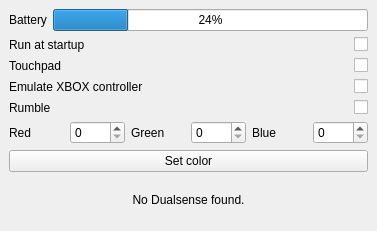
Qt form design.ui (Odizinne/makeSense) before a commit.
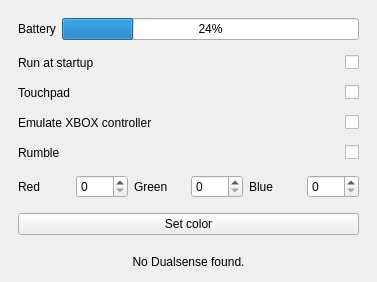
The same form after that commit.

What changed in the file:
```diff
--- a/design.ui
+++ b/design.ui
@@ -7,7 +7,7 @@
     <x>0</x>
     <y>0</y>
     <width>377</width>
-    <height>231</height>
+    <height>282</height>
    </rect>
   </property>
   <property name="windowTitle">
@@ -15,7 +15,30 @@
   </property>
   <widget class="QWidget" name="centralwidget">
    <layout class="QGridLayout" name="gridLayout">
-    <item row="3" column="1">
+    <item row="10" column="0">
+     <widget class="QLabel" name="notFoundLabel">
+      <property name="text">
+       <string>No Dualsense found.</string>
+      </property>
+      <property name="alignment">
+       <set>Qt::AlignmentFlag::AlignCenter</set>
+      </property>
+     </widget>
+    </item>
+    <item row="3" column="0">
+     <widget class="QFrame" name="horizontalFrame_3">
+      <layout class="QHBoxLayout" name="emulateXboxFrame">
+       <property name="bottomMargin">
+        <number>0</number>
+       </property>
+       <item>
+        <widget class="QLabel" name="emulateXboxLabel">
+         <property name="text">
+          <string>Emulate XBOX controller</string>
+         </property>
+        </widget>
+       </item>
+       <item>
      <widget class="QCheckBox" name="emulateXboxBox">
       <property name="layoutDirection">
        <enum>Qt::LayoutDirection::RightToLeft</enum>
@@ -25,8 +48,15 @@
       </property>
      </widget>
     </item>
-    <item row="0" column="0" colspan="2">
-     <layout class="QGridLayout" name="gridLayout_2">
+      </layout>
+     </widget>
+    </item>
+    <item row="0" column="0">
+     <widget class="QFrame" name="batteryFrame_2">
+      <layout class="QGridLayout" name="batteryFrame">
+       <property name="bottomMargin">
+        <number>0</number>
+       </property>
       <item row="0" column="1">
        <widget class="QLabel" name="batteryLabel">
         <property name="text">
@@ -42,39 +72,14 @@
        </widget>
       </item>
      </layout>
-    </item>
-    <item row="7" column="0" colspan="2">
-     <widget class="QLabel" name="notFoundLabel">
-      <property name="text">
-       <string>No Dualsense found.</string>
-      </property>
-      <property name="alignment">
-       <set>Qt::AlignmentFlag::AlignCenter</set>
-      </property>
      </widget>
     </item>
-    <item row="2" column="1">
-     <widget class="QCheckBox" name="touchpadBox">
-      <property name="layoutDirection">
-       <enum>Qt::LayoutDirection::RightToLeft</enum>
-      </property>
-      <property name="text">
-       <string/>
-      </property>
-     </widget>
-    </item>
-    <item row="1" column="1">
-     <widget class="QCheckBox" name="startupBox">
-      <property name="layoutDirection">
-       <enum>Qt::LayoutDirection::RightToLeft</enum>
-      </property>
-      <property name="text">
-       <string/>
-      </property>
-     </widget>
-    </item>
-    <item row="5" column="0" colspan="2">
-     <layout class="QGridLayout" name="gridLayout_3">
+    <item row="7" column="0">
+     <widget class="QFrame" name="rgbFrame_2">
+      <layout class="QGridLayout" name="rgbFrame">
+       <property name="bottomMargin">
+        <number>0</number>
+       </property>
       <item row="0" column="3">
        <widget class="QSpinBox" name="g">
         <property name="maximum">
@@ -118,43 +123,35 @@
        </widget>
       </item>
      </layout>
+     </widget>
     </item>
-    <item row="6" column="0" colspan="2">
+    <item row="8" column="0">
+     <widget class="QFrame" name="gridFrame">
+      <layout class="QGridLayout" name="applyFrame">
+       <item row="0" column="0">
      <widget class="QPushButton" name="applyButton">
       <property name="text">
        <string>Set color</string>
       </property>
      </widget>
     </item>
-    <item row="1" column="0">
-     <widget class="QLabel" name="startupLabel">
-      <property name="text">
-       <string>Run at startup</string>
-      </property>
-     </widget>
-    </item>
-    <item row="2" column="0">
-     <widget class="QLabel" name="touchpadLabel">
-      <property name="text">
-       <string>Touchpad</string>
-      </property>
-     </widget>
-    </item>
-    <item row="3" column="0">
-     <widget class="QLabel" name="emulateXboxLabel">
-      <property name="text">
-       <string>Emulate XBOX controller</string>
-      </property>
+      </layout>
      </widget>
     </item>
     <item row="4" column="0">
+     <widget class="QFrame" name="horizontalFrame_4">
+      <layout class="QHBoxLayout" name="rumbleFrame">
+       <property name="bottomMargin">
+        <number>0</number>
+       </property>
+       <item>
      <widget class="QLabel" name="rumbleLabel">
       <property name="text">
        <string>Rumble</string>
       </property>
      </widget>
     </item>
-    <item row="4" column="1">
+       <item>
      <widget class="QCheckBox" name="rumbleBox">
       <property name="layoutDirection">
        <enum>Qt::LayoutDirection::RightToLeft</enum>
@@ -162,6 +159,61 @@
       <property name="text">
        <string/>
       </property>
+        </widget>
+       </item>
+      </layout>
+     </widget>
+    </item>
+    <item row="2" column="0">
+     <widget class="QFrame" name="horizontalFrame_2">
+      <layout class="QGridLayout" name="gridLayout_2">
+       <property name="bottomMargin">
+        <number>0</number>
+       </property>
+       <item row="0" column="0">
+        <widget class="QLabel" name="touchpadLabel">
+         <property name="text">
+          <string>Touchpad</string>
+         </property>
+        </widget>
+       </item>
+       <item row="0" column="1">
+        <widget class="QCheckBox" name="touchpadBox">
+         <property name="layoutDirection">
+          <enum>Qt::LayoutDirection::RightToLeft</enum>
+         </property>
+         <property name="text">
+          <string/>
+         </property>
+        </widget>
+       </item>
+      </layout>
+     </widget>
+    </item>
+    <item row="1" column="0">
+     <widget class="QFrame" name="horizontalFrame">
+      <layout class="QHBoxLayout" name="startupFrame">
+       <property name="bottomMargin">
+        <number>0</number>
+       </property>
+       <item>
+        <widget class="QLabel" name="startupLabel">
+         <property name="text">
+          <string>Run at startup</string>
+         </property>
+        </widget>
+       </item>
+       <item>
+        <widget class="QCheckBox" name="startupBox">
+         <property name="layoutDirection">
+          <enum>Qt::LayoutDirection::RightToLeft</enum>
+         </property>
+         <property name="text">
+          <string/>
+         </property>
+        </widget>
+       </item>
+      </layout>
      </widget>
     </item>
    </layout>
```
Lines whose indentation alone changed are shown as unchanged.
